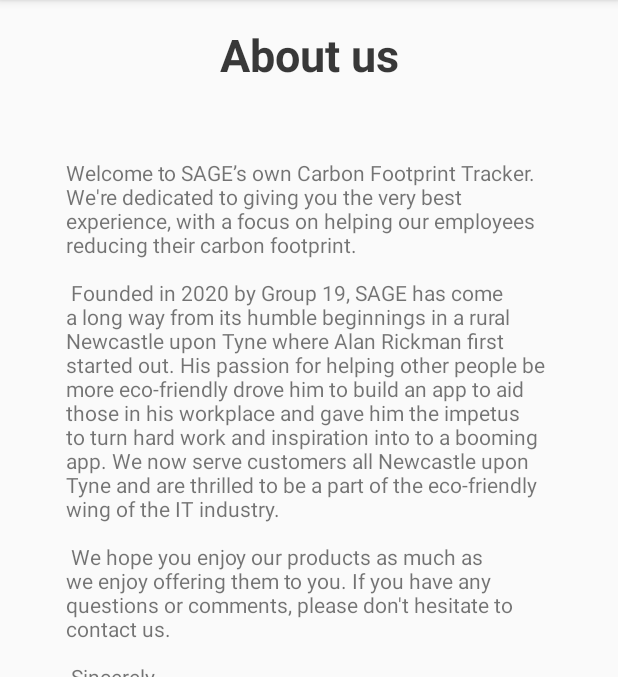
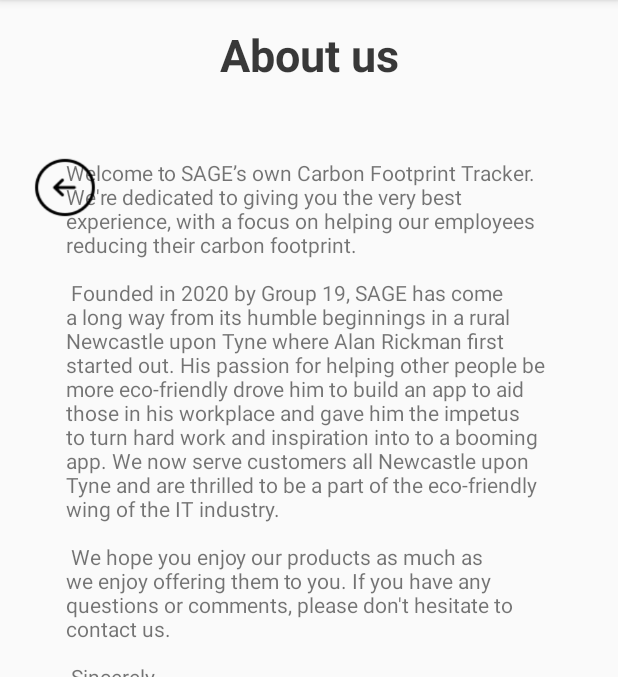
Before and after one commit to JeremyElliott1/Carbon-Tracker-Android-App, an Android app: the SettingsAbout screen opened directly, with no data from a screen before it, on a phone screen of 412 x 824 dp, the part 84-761 px from its top. Run offline under Robolectric (Android 15) with nearby library versions, the light colour scheme and no system bars.

Commit message:
Scott 9/4/20 back button on settings pages

```diff
--- a/app/src/main/java/com/example/slidebox/SettingsAbout.java
+++ b/app/src/main/java/com/example/slidebox/SettingsAbout.java
@@ -2,13 +2,27 @@
 
 import androidx.appcompat.app.AppCompatActivity;
 
+import android.content.Intent;
 import android.os.Bundle;
+import android.view.View;
+import android.widget.Button;
 
 public class SettingsAbout extends AppCompatActivity {
-
+    private Button button_back;
     @Override
     protected void onCreate(Bundle savedInstanceState) {
         super.onCreate(savedInstanceState);
         setContentView(R.layout.activity_settings_about);
+        button_back = (Button) findViewById(R.id.back);
+        button_back.setOnClickListener(new View.OnClickListener() {
+            @Override
+            public void onClick(View v) {
+                openSetting_back();
+            }
+        });
+    }
+    public void openSetting_back() {
+        Intent intent = new Intent(this, SettingsOptions.class);
+        startActivity(intent);
     }
 }
--- a/app/src/main/res/layout/activity_settings_about.xml
+++ b/app/src/main/res/layout/activity_settings_about.xml
@@ -19,7 +19,8 @@
         android:textStyle="bold"
         app:layout_constraintEnd_toEndOf="parent"
         app:layout_constraintStart_toStartOf="parent"
-        app:layout_constraintTop_toTopOf="parent" />
+        app:layout_constraintTop_toTopOf="parent"
+        android:gravity="center_horizontal" />
 
     <TextView
         android:id="@+id/textView2"
@@ -42,4 +43,22 @@
         app:layout_constraintStart_toStartOf="parent"
         app:layout_constraintTop_toTopOf="parent"
         app:srcCompat="@drawable/sage" />
+
+    <Button
+        android:id="@+id/back"
+        android:layout_width="44dp"
+        android:layout_height="42dp"
+        android:layout_marginStart="21dp"
+        android:layout_marginLeft="21dp"
+        android:layout_marginTop="85dp"
+        android:layout_marginEnd="346dp"
+        android:layout_marginRight="346dp"
+        android:layout_marginBottom="604dp"
+        android:background="@drawable/back_button"
+        android:shadowColor="#00FFFFFF"
+        app:layout_constraintBottom_toBottomOf="parent"
+        app:layout_constraintEnd_toEndOf="parent"
+        app:layout_constraintHorizontal_bias="0.0"
+        app:layout_constraintStart_toStartOf="parent"
+        app:layout_constraintTop_toTopOf="parent" />
 </androidx.constraintlayout.widget.ConstraintLayout>
```
Also changed, not shown: app/src/main/java/com/example/slidebox/SettingsOptions.java (+15 -2 lines), app/src/main/java/com/example/slidebox/SettingsPrivacyPolicy.java (+16 -0 lines), app/src/main/java/com/example/slidebox/SettingsTos.java (+17 -0 lines), app/src/main/res/layout/activity_settings_privacy_policy.xml (+21 -1 lines), app/src/main/res/layout/activity_settings_tos.xml (+20 -1 lines), app/src/main/res/layout/options_settings.xml (+18 -0 lines), app/src/main/res/drawable/back_button.png (added).
